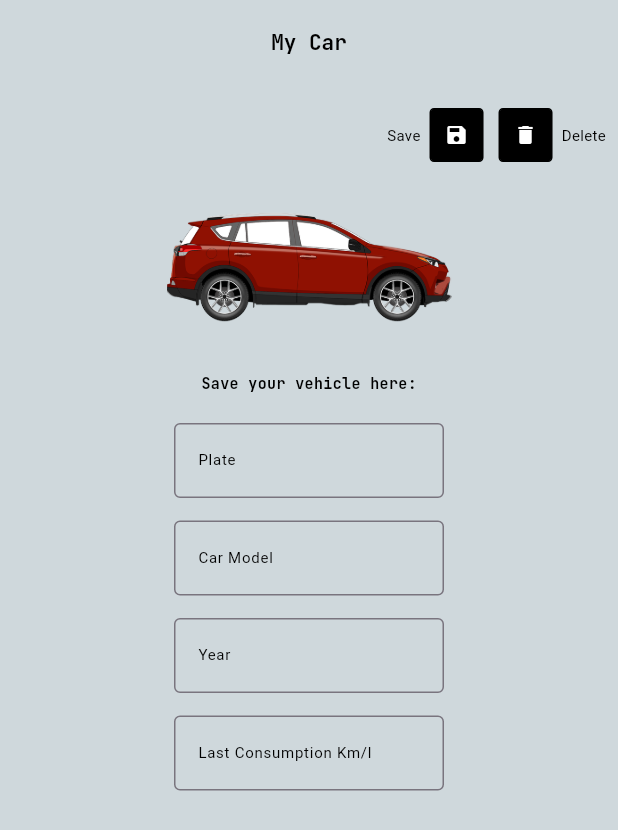
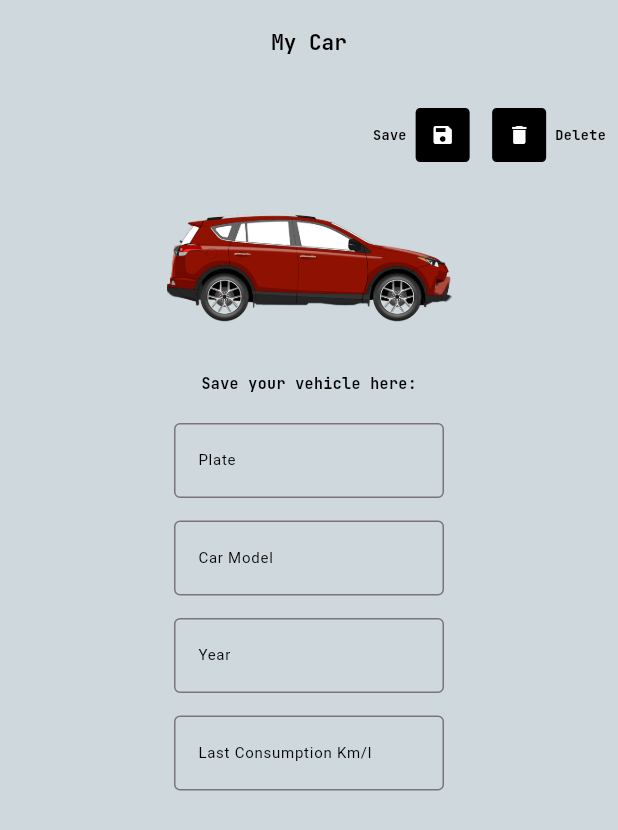
Before and after one commit to Victor-Zarzar/alcool_ou_gasolina, a Flutter app: the MyCarPage screen opened directly, on a phone screen of 412 x 824 dp. Shown: the top 830 px of the screen. Run offline on Flutter 3.47's test engine with Material 3 defaults, Android fonts, the phone set to English and light mode, and no system bars; drawn by our look-alikes of getwidget, keyboard_actions; our stand-ins replace easy_localization, google_fonts, shared_preferences; accounts and stored records are empty.

Commit message:
Refactor mycar page

```diff
--- a/lib/pages/MyCar/mycar_app.dart
+++ b/lib/pages/MyCar/mycar_app.dart
@@ -327,11 +327,14 @@ class _MyCarPageState extends State<MyCarPage> {
                         children: [
                           Text(
                             'save'.tr(),
-                            style: TextStyle(
-                              fontSize: 10,
+                            style: GoogleFonts.jetBrainsMono(
+                              textStyle: TextStyle(
+                                fontSize: 9,
+                                fontWeight: FontWeight.bold,
                                 color: notifier.isDark
                                     ? TextColor.secondaryColor
                                     : TextColor.primaryColor,
+                              ),
                             ),
                           ),
                           const SizedBox(width: 6),
@@ -353,7 +356,7 @@ class _MyCarPageState extends State<MyCarPage> {
                               semanticLabel: 'save'.tr(),
                             ),
                           ),
-                          const SizedBox(width: 10),
+                          const SizedBox(width: 15),
                           GFIconButton(
                             tooltip: 'delete'.tr(),
                             size: 30,
@@ -375,11 +378,14 @@ class _MyCarPageState extends State<MyCarPage> {
                           const SizedBox(width: 6),
                           Text(
                             'delete'.tr(),
-                            style: TextStyle(
-                              fontSize: 10,
+                            style: GoogleFonts.jetBrainsMono(
+                              textStyle: TextStyle(
+                                fontSize: 9,
+                                fontWeight: FontWeight.bold,
                                 color: notifier.isDark
                                     ? TextColor.secondaryColor
                                     : TextColor.primaryColor,
+                              ),
                             ),
                           ),
                           const SizedBox(width: 8),
```
Lines whose indentation alone changed are shown as unchanged.
